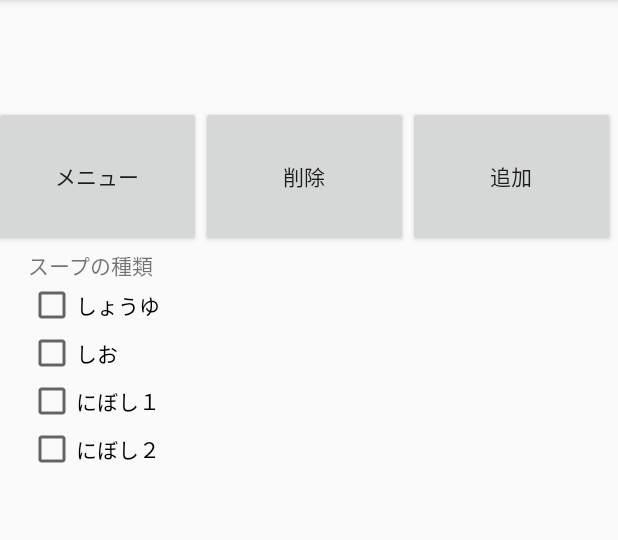
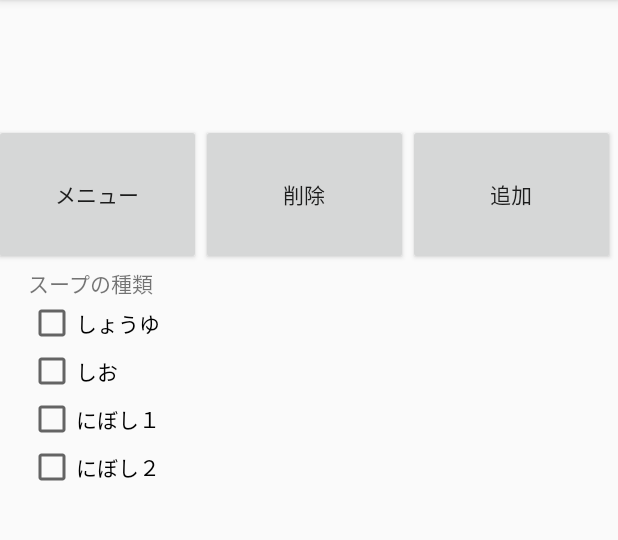
Before and after one commit to kotonohapcg/RamenSoup, an Android app: the screen it shows after launch (MainActivity), on a phone screen of 412 x 824 dp, the part 84-624 px from its top. Run offline under Robolectric (Android 15) with nearby library versions, the phone set to English and light mode, and no system bars.

Commit message:
実機に合わせてボタン表示位置の微調整

```diff
--- a/app/src/main/res/layout/activity_main.xml
+++ b/app/src/main/res/layout/activity_main.xml
@@ -11,7 +11,7 @@
         android:layout_width="414dp"
         android:layout_height="95dp"
         android:layout_marginStart="8dp"
-        android:layout_marginTop="96dp"
+        android:layout_marginTop="120dp"
         android:layout_marginEnd="16dp"
         android:layout_marginBottom="628dp"
         app:layout_constraintBottom_toBottomOf="parent"
@@ -38,8 +38,8 @@
             android:layout_width="116dp"
             android:layout_height="94dp"
             android:layout_weight="1"
-            android:visibility="visible"
-            android:text="@string/btAdd" />
+            android:text="@string/btAdd"
+            android:visibility="visible" />
 
     </LinearLayout>
 
```
